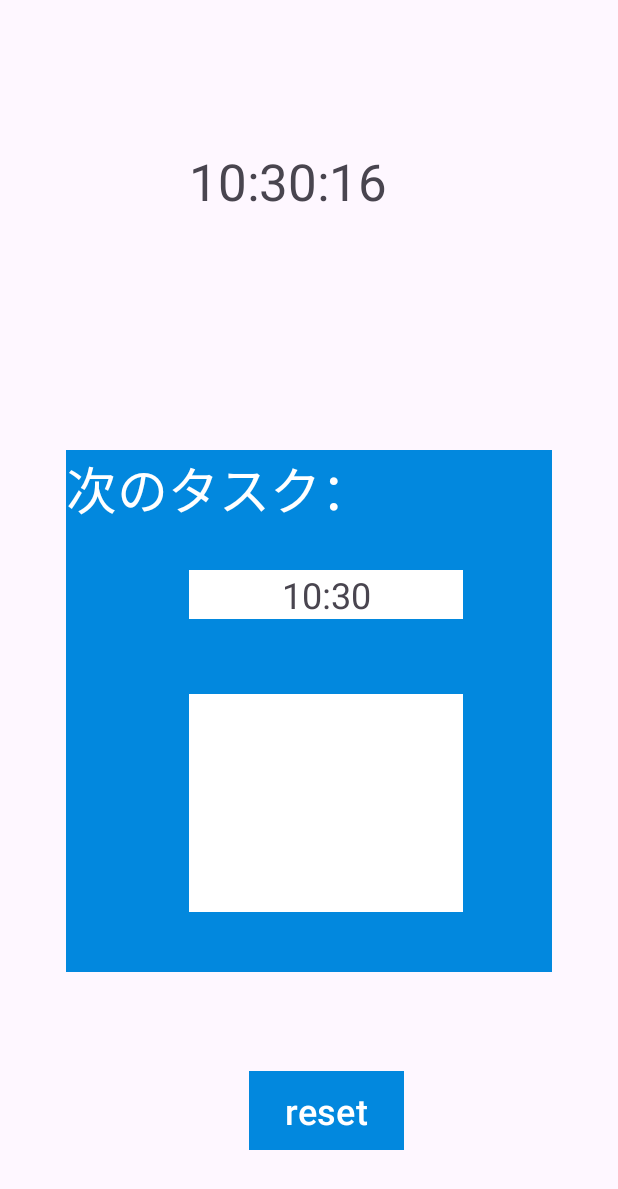
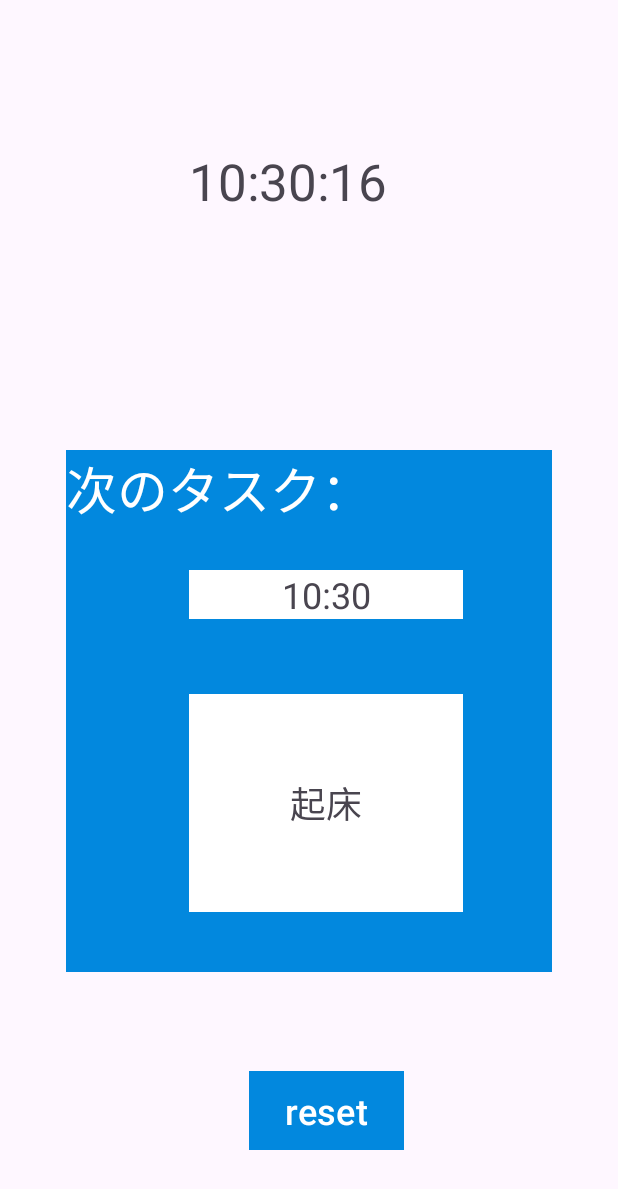
Before and after one commit to itc-s21014/MyApplication2, an Android app: the ExecutionActivity screen opened directly, with no data from a screen before it, on a phone screen of 412 x 824 dp. Shown: the top 1189 px of the screen. Run offline under Robolectric (Android 15) with nearby library versions, the phone set to English and light mode, and no system bars.

Commit message:
タスクを表示させる

```diff
--- a/app/src/main/java/com/example/myapplication2/ExecutionActivity.kt
+++ b/app/src/main/java/com/example/myapplication2/ExecutionActivity.kt
@@ -4,9 +4,11 @@ import android.app.AlarmManager
 import android.app.PendingIntent
 import android.content.Context
 import android.content.Intent
+import android.database.Cursor
 import android.os.Bundle
 import android.os.Handler
 import android.os.Looper
+import android.util.Log
 import androidx.appcompat.app.AppCompatActivity
 import com.example.myapplication2.databinding.ActivityExecutionBinding
 import android.widget.TextView
@@ -22,7 +24,9 @@ class ExecutionActivity : AppCompatActivity() {
     private lateinit var updateTimeRunnable: Runnable
     private val dateFormat = SimpleDateFormat("HH:mm:ss", Locale.getDefault())
     private val handler = Handler(Looper.getMainLooper())
-    private val taskList = arrayListOf("null")
+    val taskList: ArrayList<String> = ArrayList()
+    private lateinit var dbh: DBHelper
+    private lateinit var newArray: ArrayList<Datalist>
     private var currentTaskIndex = 0
 
     override fun onCreate(savedInstanceState: Bundle?) {
@@ -37,6 +41,14 @@ class ExecutionActivity : AppCompatActivity() {
             val intent = Intent(this, MainActivity::class.java)
             startActivity(intent)
         }
+
+        taskList.add("起床")
+        taskList.add("食事")
+        taskList.add("お風呂")
+        taskList.add("着替え")
+        taskList.add("歯磨き")
+        taskList.add("髪のセット")
+        taskList.add("出発")
 
         timeTextView = findViewById(R.id.timeTextView)
 
@@ -54,18 +66,33 @@ class ExecutionActivity : AppCompatActivity() {
 
         updateRealTime()
 
-//        updateTask()
+        dbh = DBHelper(this)
+
+        displayuser()
+
+        updateTask()
 
 //        runTextAnimation()
 
         val updateTimeDelayMillis: Int = 1000 * 10
         handler.postDelayed(object : Runnable {
             override fun run() {
-                currentTaskIndex = (currentTaskIndex + 1) % taskList.size
+                currentTaskIndex = (currentTaskIndex + 1) // % taskList.size
                 updateTask()
                 handler.postDelayed(this, updateTimeDelayMillis.toLong())
             }
         }, updateTimeDelayMillis.toLong())
+    }
+
+    private fun displayuser() {
+        val newcursor: Cursor? = dbh.gettext()
+        newArray = ArrayList<Datalist>()
+        while (newcursor!!.moveToNext()) {
+            val uname = newcursor.getString(0)
+            val unumber = newcursor.getString(1)
+            newArray.add(Datalist(uname, unumber))
+        }
+        Log.d("nandemo iiyo", newArray.toString())
     }
 
     override fun onResume() {
```
